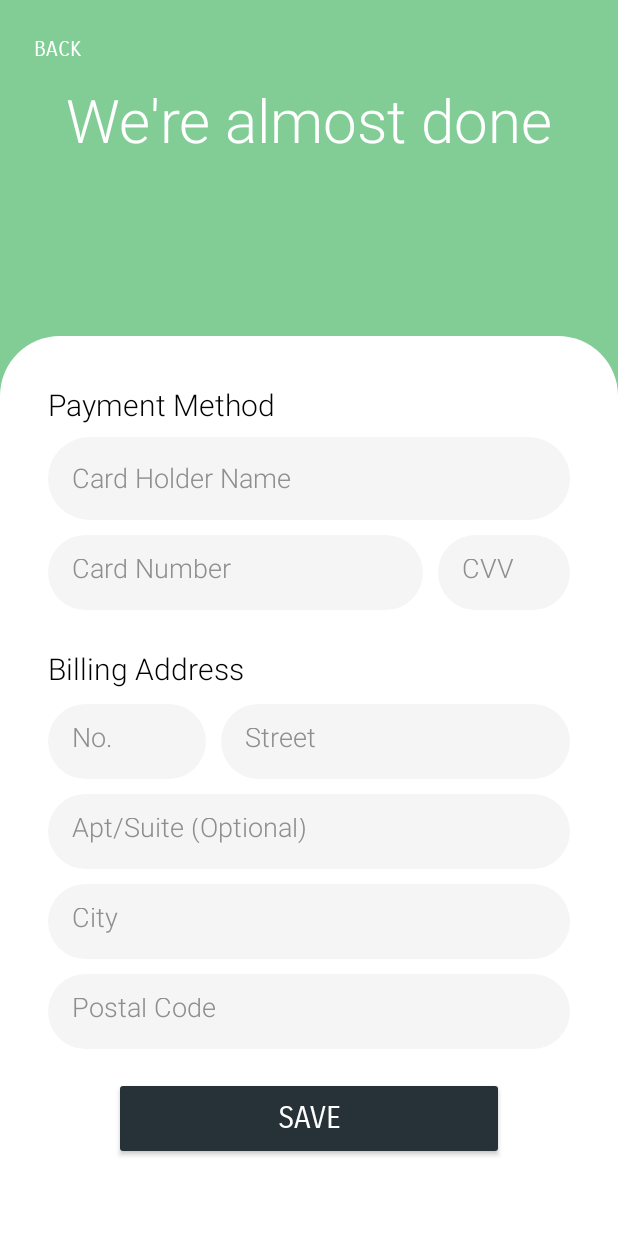
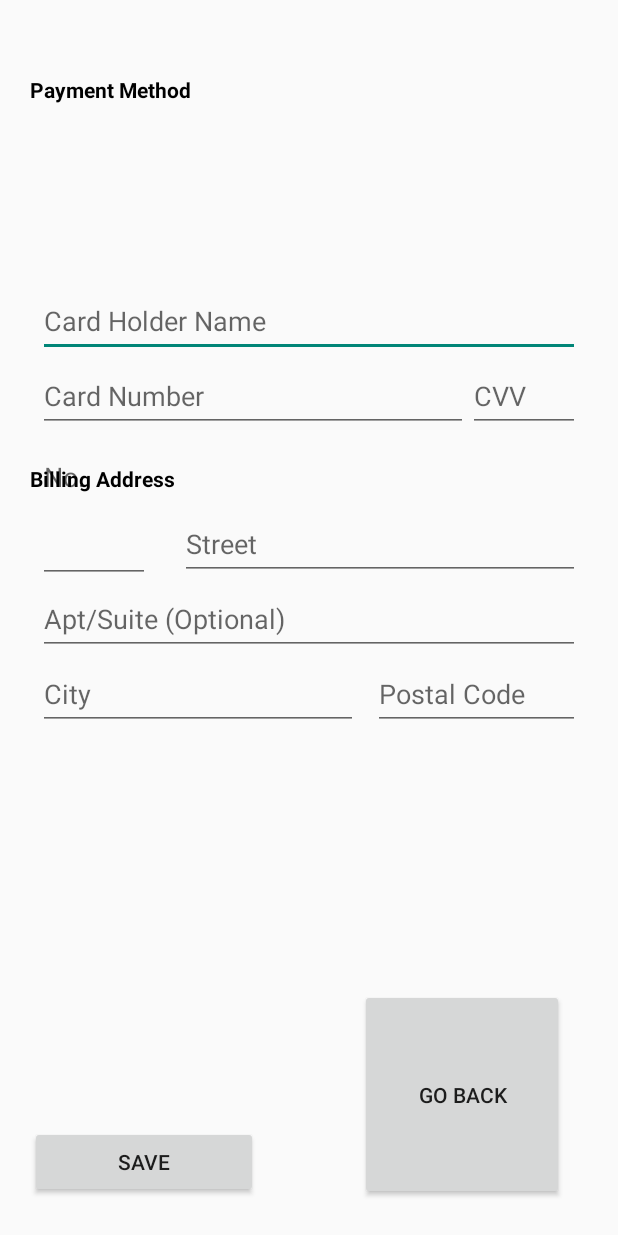
Before and after one commit to Georgin11/Mealer_App, an Android app: the layout activity_credit_card_info.xml on its own in the app's theme, with its tools: preview values and no code run, on a phone screen of 412 x 824 dp. Run offline under Robolectric (Android 15) with nearby library versions, the light colour scheme and no system bars; Roboto replaces fonts that are not available here.

Commit message:
Revert "Updated payment info page"
This reverts commit f20c141ecee53df8497b7c19e5e2028c2525e762.

```diff
--- a/app/src/main/res/layout/activity_client_registration.xml
+++ b/app/src/main/res/layout/activity_client_registration.xml
@@ -113,14 +113,14 @@
 
             <LinearLayout
                 android:layout_width="match_parent"
-                android:layout_height="50dp"
+                android:layout_height="wrap_content"
                 android:layout_weight="1"
-                android:gravity="center_horizontal"
+                android:gravity="top"
                 android:orientation="horizontal">
 
                 <EditText
                     android:id="@+id/editText_ClientNumber"
-                    android:layout_width="105dp"
+                    android:layout_width="107dp"
                     android:layout_height="50dp"
                     android:layout_marginTop="10dp"
                     android:background="@drawable/edittext_background"
--- a/app/src/main/res/layout/activity_cook_registration.xml
+++ b/app/src/main/res/layout/activity_cook_registration.xml
@@ -110,32 +110,16 @@
                 android:textColorHint="#8e8e8e"
                 android:textSize="18dp" />
 
-            <EditText
-                android:id="@+id/editTextCookBio"
-                android:layout_width="match_parent"
-                android:layout_height="50dp"
-                android:layout_marginTop="9dp"
-                android:background="@drawable/edittext_background"
-                android:ems="10"
-                android:fontFamily="sans-serif-light"
-                android:hint="Bio (35 characters)"
-                android:inputType="textPersonName"
-                android:maxLength="35"
-                android:padding="16dp"
-                android:textColor="#8e8e8e"
-                android:textColorHint="#8e8e8e"
-                android:textSize="18dp" />
-
             <LinearLayout
                 android:layout_width="match_parent"
-                android:layout_height="50dp"
+                android:layout_height="wrap_content"
                 android:layout_weight="1"
-                android:gravity="center_horizontal"
+                android:gravity="top"
                 android:orientation="horizontal">
 
                 <EditText
                     android:id="@+id/editTextCookStreetNo"
-                    android:layout_width="105dp"
+                    android:layout_width="98dp"
                     android:layout_height="50dp"
                     android:layout_marginTop="9dp"
                     android:background="@drawable/edittext_background"
@@ -211,6 +195,22 @@
                 android:textColorHint="#8e8e8e"
                 android:textSize="18dp" />
 
+            <EditText
+                android:id="@+id/editTextCookBio"
+                android:layout_width="match_parent"
+                android:layout_height="50dp"
+                android:layout_marginTop="9dp"
+                android:background="@drawable/edittext_background"
+                android:ems="10"
+                android:fontFamily="sans-serif-light"
+                android:hint="Bio"
+                android:inputType="textPersonName"
+                android:maxLength="35"
+                android:padding="16dp"
+                android:textColor="#8e8e8e"
+                android:textColorHint="#8e8e8e"
+                android:textSize="18dp" />
+
             <LinearLayout
                 android:layout_width="match_parent"
                 android:layout_height="55dp"
--- a/app/src/main/res/layout/activity_credit_card_info.xml
+++ b/app/src/main/res/layout/activity_credit_card_info.xml
@@ -9,236 +9,186 @@
     <RelativeLayout
         android:layout_width="match_parent"
         android:layout_height="match_parent"
-        android:background="#82CD96"
         tools:layout_editor_absoluteX="0dp"
         tools:layout_editor_absoluteY="0dp">
 
         <Button
             android:id="@+id/btn_Return"
-            android:layout_width="65dp"
-            android:layout_height="55dp"
-            android:layout_marginStart="5dp"
-            android:layout_marginTop="5dp"
-            android:layout_marginEnd="320dp"
-            android:background="@null"
-            android:fontFamily="sans-serif-smallcaps"
-            android:onClick="GoBack"
-            android:text="Back"
-            android:textColor="@color/white"
-            app:layout_constraintEnd_toEndOf="parent"
-            app:layout_constraintTop_toTopOf="parent" />
-
-        <LinearLayout
-            android:layout_width="match_parent"
-            android:layout_height="160dp"
-            android:layout_alignParentLeft="false"
+            android:layout_width="135dp"
+            android:layout_height="wrap_content"
+            android:layout_alignParentStart="true"
             android:layout_alignParentTop="true"
-            android:layout_marginTop="0dp"
-            android:gravity="center"
-            android:orientation="vertical">
-
-            <TextView
-                android:id="@+id/textView3"
-                android:layout_width="match_parent"
-                android:layout_height="wrap_content"
-                android:fontFamily="sans-serif-light"
-                android:gravity="center"
-                android:text="We're almost done"
-                android:textColor="@color/white"
-                android:textSize="40sp" />
-        </LinearLayout>
-
-        <LinearLayout
-            android:layout_width="match_parent"
-            android:layout_height="600dp"
+            android:layout_alignParentEnd="true"
             android:layout_alignParentBottom="true"
-            android:layout_marginBottom="0dp"
-            android:background="@drawable/half_white_background"
-            android:orientation="vertical"
-            android:padding="32sp" >
+            android:layout_marginStart="240dp"
+            android:layout_marginTop="659dp"
+            android:layout_marginEnd="36dp"
+            android:layout_marginBottom="24dp"
+            android:text="GO BACK" />
 
         <TextView
             android:id="@+id/textView"
-                android:layout_width="match_parent"
-                android:layout_height="wrap_content"
-                android:fontFamily="sans-serif-light"
+            android:layout_width="119dp"
+            android:layout_height="29dp"
+            android:layout_above="@+id/editTextCardholder"
+            android:layout_alignParentStart="true"
+            android:layout_alignParentTop="true"
+            android:layout_alignParentEnd="true"
+            android:layout_marginStart="20dp"
+            android:layout_marginTop="50dp"
+            android:layout_marginEnd="275dp"
+            android:layout_marginBottom="10dp"
             android:text="Payment Method"
             android:textColor="#000000"
-                android:textSize="20sp" />
+            android:textStyle="bold" />
 
         <EditText
             android:id="@+id/editTextCardholder"
-                android:layout_width="match_parent"
-                android:layout_height="55dp"
-                android:layout_marginTop="8dp"
-                android:background="@drawable/edittext_background"
+            android:layout_width="wrap_content"
+            android:layout_height="wrap_content"
+            android:layout_alignParentStart="true"
+            android:layout_alignParentEnd="true"
+            android:layout_alignParentBottom="true"
+            android:layout_marginStart="25dp"
+            android:layout_marginEnd="25dp"
+            android:layout_marginBottom="586dp"
             android:ems="10"
-                android:fontFamily="sans-serif-light"
             android:hint="Card Holder Name"
             android:inputType="textPersonName"
-                android:padding="16dp"
-                android:textColor="#8e8e8e"
-                android:textColorHint="#8e8e8e"
-                android:textSize="18dp" />
-
-            <LinearLayout
-                android:layout_width="match_parent"
-                android:layout_height="60dp"
-                android:gravity="center_horizontal"
-                android:orientation="horizontal">
+            android:minHeight="48dp" />
 
         <EditText
             android:id="@+id/editTextCardNumber"
-                    android:layout_width="250dp"
-                    android:layout_height="50dp"
-                    android:layout_marginTop="10dp"
-                    android:background="@drawable/edittext_background"
+            android:layout_width="wrap_content"
+            android:layout_height="wrap_content"
+            android:layout_alignBottom="@+id/editTextCardholder"
+            android:layout_alignParentStart="true"
+            android:layout_alignParentEnd="true"
+            android:layout_marginStart="25dp"
+            android:layout_marginEnd="100dp"
+            android:layout_marginBottom="-50dp"
             android:ems="10"
-                    android:fontFamily="sans-serif-light"
             android:hint="Card Number"
             android:inputType="number"
-                    android:padding="16dp"
-                    android:textColor="#8e8e8e"
-                    android:textColorHint="#8e8e8e"
-                    android:textSize="18dp" />
+            android:minHeight="48dp" />
 
         <EditText
             android:id="@+id/editTextCVV"
-                    android:layout_width="match_parent"
-                    android:layout_height="50dp"
-                    android:layout_marginStart="10dp"
-                    android:layout_marginTop="10dp"
-                    android:background="@drawable/edittext_background"
+            android:layout_width="wrap_content"
+            android:layout_height="wrap_content"
+            android:layout_alignBottom="@+id/editTextCardholder"
+            android:layout_alignParentEnd="true"
+            android:layout_marginStart="-100dp"
+            android:layout_marginEnd="25dp"
+            android:layout_marginBottom="-50dp"
+            android:layout_toEndOf="@+id/editTextCardNumber"
             android:ems="10"
-                    android:fontFamily="sans-serif-light"
             android:hint="CVV"
             android:inputType="number"
-                    android:padding="16dp"
-                    android:textColor="#8e8e8e"
-                    android:textColorHint="#8e8e8e"
-                    android:textSize="18dp" />
-            </LinearLayout>
-
-            <View
-                android:id="@+id/view5"
-                android:layout_width="match_parent"
-                android:layout_height="25dp" />
+            android:minHeight="48dp" />
 
         <TextView
             android:id="@+id/textView2"
-                android:layout_width="match_parent"
-                android:layout_height="wrap_content"
-                android:fontFamily="sans-serif-light"
+            android:layout_width="119dp"
+            android:layout_height="29dp"
+            android:layout_alignParentStart="true"
+            android:layout_alignParentEnd="true"
+            android:layout_alignParentBottom="true"
+            android:layout_marginStart="20dp"
+            android:layout_marginTop="23dp"
+            android:layout_marginEnd="275dp"
+            android:layout_marginBottom="485dp"
             android:text="Billing Address"
             android:textColor="#000000"
-                android:textSize="20sp" />
-
-            <LinearLayout
-                android:layout_width="match_parent"
-                android:layout_height="60dp"
-                android:gravity="center_horizontal"
-                android:orientation="horizontal">
+            android:textStyle="bold" />
 
         <EditText
             android:id="@+id/editTextStreetNumber"
-                    android:layout_width="105dp"
-                    android:layout_height="50dp"
-                    android:layout_marginTop="10dp"
-                    android:background="@drawable/edittext_background"
+            android:layout_width="wrap_content"
+            android:layout_height="wrap_content"
+            android:layout_alignParentStart="true"
+            android:layout_alignParentTop="true"
+            android:layout_alignParentBottom="true"
+            android:layout_marginStart="25dp"
+            android:layout_marginTop="248dp"
+            android:layout_marginEnd="-100dp"
+            android:layout_marginBottom="435dp"
+            android:layout_toStartOf="@+id/editTextBillingAddress"
             android:ems="10"
-                    android:fontFamily="sans-serif-light"
             android:hint="No."
             android:inputType="number"
-                    android:padding="16dp"
-                    android:textColor="#8e8e8e"
-                    android:textColorHint="#8e8e8e"
-                    android:textSize="18dp" />
+            android:minHeight="48dp" />
 
         <EditText
             android:id="@+id/editTextBillingAddress"
-                    android:layout_width="match_parent"
-                    android:layout_height="50dp"
-                    android:layout_marginStart="10dp"
-                    android:layout_marginTop="10dp"
-                    android:background="@drawable/edittext_background"
+            android:layout_width="wrap_content"
+            android:layout_height="wrap_content"
+            android:layout_below="@+id/textView2"
+            android:layout_alignParentStart="true"
+            android:layout_alignParentEnd="true"
+            android:layout_marginStart="120dp"
+            android:layout_marginTop="-485dp"
+            android:layout_marginEnd="25dp"
             android:ems="10"
-                    android:fontFamily="sans-serif-light"
             android:hint="Street"
             android:inputType="textPersonName"
-                    android:padding="16dp"
-                    android:textColor="#8e8e8e"
-                    android:textColorHint="#8e8e8e"
-                    android:textSize="18dp" />
-            </LinearLayout>
+            android:minHeight="48dp" />
 
         <EditText
             android:id="@+id/editTextBillingApt"
-                android:layout_width="match_parent"
-                android:layout_height="50dp"
-                android:layout_marginTop="10dp"
-                android:background="@drawable/edittext_background"
+            android:layout_width="wrap_content"
+            android:layout_height="wrap_content"
+            android:layout_alignBottom="@+id/editTextBillingAddress"
+            android:layout_alignParentStart="true"
+            android:layout_alignParentEnd="true"
+            android:layout_marginStart="25dp"
+            android:layout_marginEnd="25dp"
+            android:layout_marginBottom="-50dp"
             android:ems="10"
-                android:fontFamily="sans-serif-light"
             android:hint="Apt/Suite (Optional)"
             android:inputType="number"
-                android:padding="16dp"
-                android:textColor="#8e8e8e"
-                android:textColorHint="#8e8e8e"
-                android:textSize="18dp"/>
+            android:minHeight="48dp" />
 
         <EditText
             android:id="@+id/editTextCity"
+            android:layout_width="wrap_content"
+            android:layout_height="wrap_content"
+            android:layout_alignBottom="@+id/editTextBillingApt"
+            android:layout_alignParentStart="true"
+            android:layout_marginStart="25dp"
+            android:layout_marginBottom="-50dp"
+            android:ems="10"
             android:hint="City"
             android:inputType="textPersonName"
-                android:layout_width="match_parent"
-                android:layout_height="50dp"
-                android:layout_marginTop="10dp"
-                android:background="@drawable/edittext_background"
-                android:ems="10"
-                android:fontFamily="sans-serif-light"
-                android:padding="16dp"
-                android:textColor="#8e8e8e"
-                android:textColorHint="#8e8e8e"
-                android:textSize="18dp"/>
+            android:minHeight="48dp" />
 
         <EditText
             android:id="@+id/editTextPostal"
+            android:layout_width="wrap_content"
+            android:layout_height="wrap_content"
+            android:layout_alignBottom="@+id/editTextBillingApt"
+            android:layout_alignParentEnd="true"
+            android:layout_marginStart="10dp"
+            android:layout_marginEnd="25dp"
+            android:layout_marginBottom="-50dp"
+            android:layout_toEndOf="@+id/editTextCity"
             android:ems="10"
             android:hint="Postal Code"
             android:inputType="textPersonName"
-                android:layout_width="match_parent"
-                android:layout_height="50dp"
-                android:layout_marginTop="10dp"
-                android:background="@drawable/edittext_background"
-                android:fontFamily="sans-serif-light"
-                android:padding="16dp"
-                android:textColor="#8e8e8e"
-                android:textColorHint="#8e8e8e"
-                android:textSize="18dp" />
-
-            <LinearLayout
-                android:layout_width="match_parent"
-                android:layout_height="match_parent"
-                android:gravity="center"
-                android:orientation="vertical">
+            android:minHeight="48dp" />
 
         <Button
             android:id="@+id/button2"
-                    android:onClick="onSave"
-                    android:text="Save"
             android:layout_width="wrap_content"
             android:layout_height="wrap_content"
-                    android:width="260dp"
-                    android:height="55dp"
-                    android:backgroundTint="#273238"
-                    android:fontFamily="sans-serif-smallcaps"
-                    android:gravity="center"
-                    android:textColor="@color/white"
-                    android:textSize="20sp"/>
-            </LinearLayout>
-
-        </LinearLayout>
-
+            android:layout_alignParentStart="true"
+            android:layout_alignParentEnd="true"
+            android:layout_alignParentBottom="true"
+            android:layout_marginStart="20dp"
+            android:layout_marginEnd="240dp"
+            android:layout_marginBottom="25dp"
+            android:onClick="onSave"
+            android:text="Save" />
 
     </RelativeLayout>
 </androidx.constraintlayout.widget.ConstraintLayout>
--- a/app/src/main/res/layout/activity_main.xml
+++ b/app/src/main/res/layout/activity_main.xml
@@ -43,13 +43,13 @@
             android:layout_marginStart="80dp"
             android:layout_marginEnd="80dp"
             android:layout_marginBottom="125dp"
-            android:backgroundTint="#273238"
-            android:fontFamily="sans-serif-smallcaps"
-            android:gravity="center"
-            android:onClick="OnSignUp"
             android:text="Get Started"
             android:textColor="@color/white"
-            android:textSize="20sp" />
+            android:backgroundTint="#82CD96"
+            android:fontFamily="sans-serif-smallcaps"
+            android:textSize="20sp"
+            android:gravity="center"
+            android:onClick="OnSignUp"/>
 
         <TextView
             android:id="@+id/textView6"
@@ -78,13 +78,13 @@
             android:layout_marginStart="80dp"
             android:layout_marginEnd="80dp"
             android:layout_marginBottom="65dp"
-            android:backgroundTint="#273238"
-            android:fontFamily="sans-serif-smallcaps"
-            android:gravity="center"
-            android:onClick="OnLogIn"
             android:text="Sign In"
             android:textColor="@color/white"
-            android:textSize="20dp" />
+            android:backgroundTint="#82CD96"
+            android:fontFamily="sans-serif-smallcaps"
+            android:textSize="20dp"
+            android:gravity="center"
+            android:onClick="OnLogIn" />
 
     </RelativeLayout>
 
```
Lines whose indentation alone changed are shown as unchanged.
